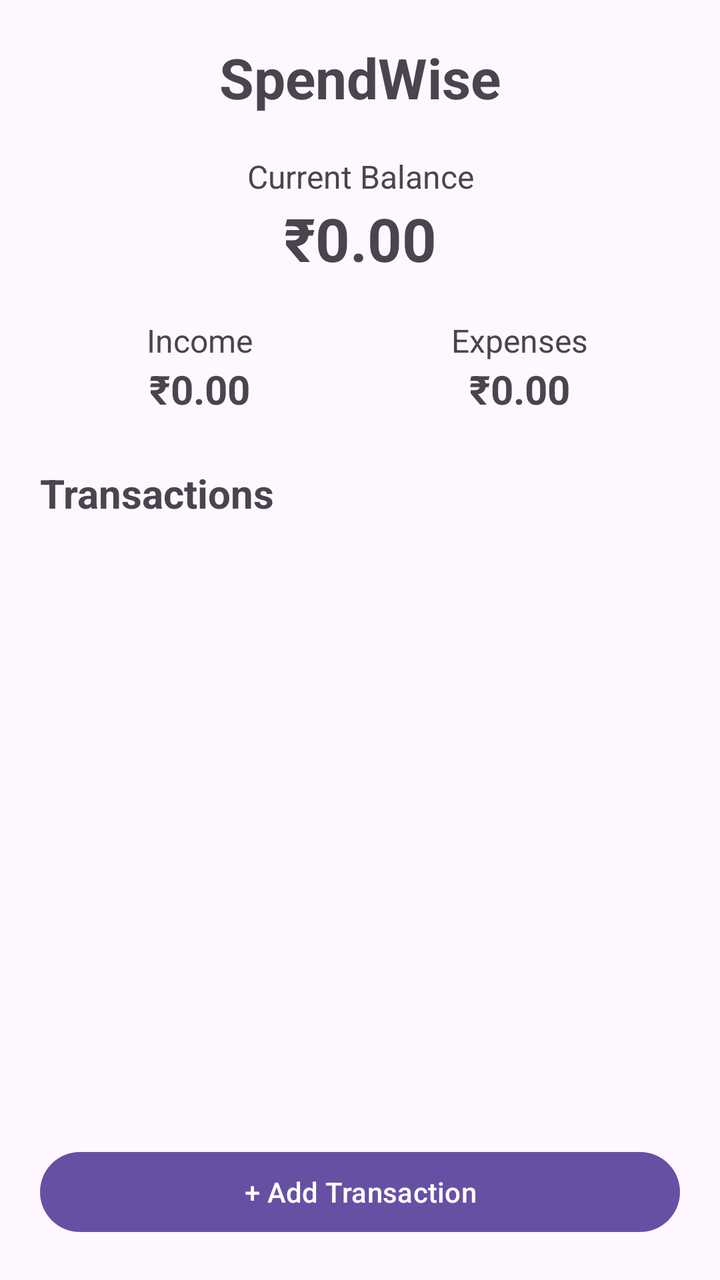
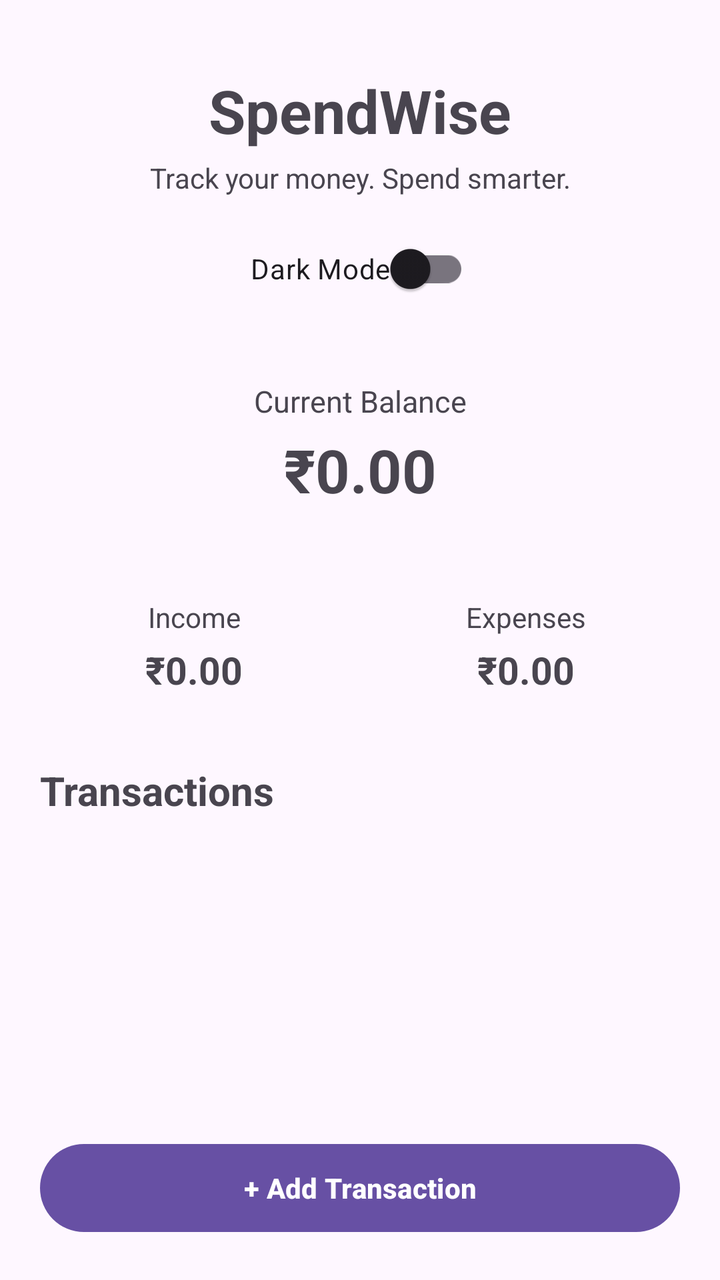

Two renders of the same Android screen: before a commit and after it. Below are the layout's source before the change and the commit's diff.
<!-- AndroidManifest.xml: application theme Theme.SpeedWise -->
<!-- res/layout/activity_main.xml -->
<?xml version="1.0" encoding="utf-8"?>
<LinearLayout xmlns:android="http://schemas.android.com/apk/res/android"
    android:layout_width="match_parent"
    android:layout_height="match_parent"
    android:orientation="vertical"
    android:padding="20dp">

    
    <TextView
        android:layout_width="match_parent"
        android:layout_height="wrap_content"
        android:text="SpendWise"
        android:textSize="28sp"
        android:textStyle="bold"
        android:gravity="center"
        android:layout_marginBottom="20dp" />

    
    <TextView
        android:layout_width="match_parent"
        android:layout_height="wrap_content"
        android:text="Current Balance"
        android:textSize="16sp"
        android:gravity="center" />

    <TextView
        android:id="@+id/tvBalance"
        android:layout_width="match_parent"
        android:layout_height="wrap_content"
        android:text="₹0.00"
        android:textSize="30sp"
        android:textStyle="bold"
        android:gravity="center"
        android:layout_marginBottom="20dp" />

    
    <LinearLayout
        android:layout_width="match_parent"
        android:layout_height="wrap_content"
        android:orientation="horizontal"
        android:weightSum="2">

        
        <LinearLayout
            android:layout_width="0dp"
            android:layout_height="wrap_content"
            android:layout_weight="1"
            android:orientation="vertical"
            android:gravity="center">

            <TextView
                android:layout_width="wrap_content"
                android:layout_height="wrap_content"
                android:text="Income"
                android:textSize="16sp" />

            <TextView
                android:id="@+id/tvIncome"
                android:layout_width="wrap_content"
                android:layout_height="wrap_content"
                android:text="₹0.00"
                android:textSize="20sp"
                android:textStyle="bold" />

        </LinearLayout>

        
        <LinearLayout
            android:layout_width="0dp"
            android:layout_height="wrap_content"
            android:layout_weight="1"
            android:orientation="vertical"
            android:gravity="center">

            <TextView
                android:layout_width="wrap_content"
                android:layout_height="wrap_content"
                android:text="Expenses"
                android:textSize="16sp" />

            <TextView
                android:id="@+id/tvExpenses"
                android:layout_width="wrap_content"
                android:layout_height="wrap_content"
                android:text="₹0.00"
                android:textSize="20sp"
                android:textStyle="bold" />

        </LinearLayout>

    </LinearLayout>

    
    <TextView
        android:layout_width="match_parent"
        android:layout_height="wrap_content"
        android:text="Transactions"
        android:textSize="20sp"
        android:textStyle="bold"
        android:layout_marginTop="25dp"
        android:layout_marginBottom="10dp" />

    <androidx.recyclerview.widget.RecyclerView
        android:id="@+id/recyclerTransactions"
        android:layout_width="match_parent"
        android:layout_height="0dp"
        android:layout_weight="1" />

    
    <Button
        android:id="@+id/btnAddTransaction"
        android:layout_width="match_parent"
        android:layout_height="wrap_content"
        android:text="+ Add Transaction"
        android:layout_marginTop="15dp" />

</LinearLayout>
<!-- resources referenced by this layout -->
<resources>
  <style name="Theme.SpeedWise" parent="Base.Theme.SpeedWise" />
  <style name="Base.Theme.SpeedWise" parent="Theme.Material3.DayNight.NoActionBar">
          
          
      </style>
</resources>

<!-- the commit's change to res/layout/activity_main.xml (unified diff, before → after) -->
@@ -1,117 +1,183 @@
 <?xml version="1.0" encoding="utf-8"?>
-<LinearLayout xmlns:android="http://schemas.android.com/apk/res/android"
+<LinearLayout
+    xmlns:android="http://schemas.android.com/apk/res/android"
+    xmlns:app="http://schemas.android.com/apk/res-auto"
+
     android:layout_width="match_parent"
     android:layout_height="match_parent"
     android:orientation="vertical"
-    android:padding="20dp">
+
+    android:paddingStart="20dp"
+    android:paddingEnd="20dp"
+    android:paddingTop="35dp"
+    android:paddingBottom="20dp">
 
     
+
     <TextView
         android:layout_width="match_parent"
         android:layout_height="wrap_content"
         android:text="SpendWise"
-        android:textSize="28sp"
+        android:textSize="30sp"
         android:textStyle="bold"
         android:gravity="center"
-        android:layout_marginBottom="20dp" />
+        android:layout_marginBottom="4dp" />
 
     
+
     <TextView
         android:layout_width="match_parent"
         android:layout_height="wrap_content"
-        android:text="Current Balance"
-        android:textSize="16sp"
-        android:gravity="center" />
+        android:text="Track your money. Spend smarter."
+        android:textSize="14sp"
+        android:gravity="center"
+        android:layout_marginBottom="12dp" />
 
-    <TextView
-        android:id="@+id/tvBalance"
+    
+
+    <com.google.android.material.switchmaterial.SwitchMaterial
+        android:id="@+id/switchTheme"
+        android:layout_width="wrap_content"
+        android:layout_height="wrap_content"
+        android:layout_gravity="center"
+        android:text="Dark Mode"
+        android:textSize="14sp"
+        android:layout_marginBottom="16dp"
+        app:useMaterialThemeColors="true" />
+
+    
+
+    <LinearLayout
         android:layout_width="match_parent"
         android:layout_height="wrap_content"
-        android:text="₹0.00"
-        android:textSize="30sp"
-        android:textStyle="bold"
+        android:orientation="vertical"
         android:gravity="center"
-        android:layout_marginBottom="20dp" />
+        android:padding="16dp"
+        android:layout_marginBottom="14dp">
+
+        <TextView
+            android:layout_width="match_parent"
+            android:layout_height="wrap_content"
+            android:text="Current Balance"
+            android:textSize="15sp"
+            android:gravity="center"
+            android:layout_marginBottom="4dp" />
+
+        <TextView
+            android:id="@+id/tvBalance"
+            android:layout_width="match_parent"
+            android:layout_height="wrap_content"
+            android:text="₹0.00"
+            android:textSize="30sp"
+            android:textStyle="bold"
+            android:gravity="center" />
+
+    </LinearLayout>
 
     
+
     <LinearLayout
         android:layout_width="match_parent"
         android:layout_height="wrap_content"
         android:orientation="horizontal"
-        android:weightSum="2">
+        android:weightSum="2"
+        android:layout_marginBottom="10dp">
 
         
+
         <LinearLayout
             android:layout_width="0dp"
             android:layout_height="wrap_content"
             android:layout_weight="1"
             android:orientation="vertical"
-            android:gravity="center">
+            android:gravity="center"
+            android:padding="14dp"
+            android:layout_marginEnd="6dp">
 
             <TextView
-                android:layout_width="wrap_content"
+                android:layout_width="match_parent"
                 android:layout_height="wrap_content"
                 android:text="Income"
-                android:textSize="16sp" />
+                android:textSize="14sp"
+                android:gravity="center"
+                android:layout_marginBottom="4dp" />
 
             <TextView
                 android:id="@+id/tvIncome"
-                android:layout_width="wrap_content"
+                android:layout_width="match_parent"
                 android:layout_height="wrap_content"
                 android:text="₹0.00"
-                android:textSize="20sp"
-                android:textStyle="bold" />
+                android:textSize="19sp"
+                android:textStyle="bold"
+                android:gravity="center"
+                android:singleLine="true" />
 
         </LinearLayout>
 
         
+
         <LinearLayout
             android:layout_width="0dp"
             android:layout_height="wrap_content"
             android:layout_weight="1"
             android:orientation="vertical"
-            android:gravity="center">
+            android:gravity="center"
+            android:padding="14dp"
+            android:layout_marginStart="6dp">
 
             <TextView
-                android:layout_width="wrap_content"
+                android:layout_width="match_parent"
                 android:layout_height="wrap_content"
                 android:text="Expenses"
-                android:textSize="16sp" />
+                android:textSize="14sp"
+                android:gravity="center"
+                android:layout_marginBottom="4dp" />
 
             <TextView
                 android:id="@+id/tvExpenses"
-                android:layout_width="wrap_content"
+                android:layout_width="match_parent"
                 android:layout_height="wrap_content"
                 android:text="₹0.00"
-                android:textSize="20sp"
-                android:textStyle="bold" />
+                android:textSize="19sp"
+                android:textStyle="bold"
+                android:gravity="center"
+                android:singleLine="true" />
 
         </LinearLayout>
 
     </LinearLayout>
 
     
+
     <TextView
         android:layout_width="match_parent"
         android:layout_height="wrap_content"
         android:text="Transactions"
         android:textSize="20sp"
         android:textStyle="bold"
-        android:layout_marginTop="25dp"
-        android:layout_marginBottom="10dp" />
+        android:layout_marginTop="10dp"
+        android:layout_marginBottom="8dp" />
+
+    
 
     <androidx.recyclerview.widget.RecyclerView
         android:id="@+id/recyclerTransactions"
         android:layout_width="match_parent"
         android:layout_height="0dp"
-        android:layout_weight="1" />
+        android:layout_weight="1"
+        android:clipToPadding="false"
+        android:paddingBottom="8dp" />
 
     
+
     <Button
         android:id="@+id/btnAddTransaction"
         android:layout_width="match_parent"
         android:layout_height="wrap_content"
         android:text="+ Add Transaction"
-        android:layout_marginTop="15dp" />
+        android:textSize="14sp"
+        android:textStyle="bold"
+        android:layout_marginTop="8dp"
+        android:minHeight="52dp" />
 
 </LinearLayout>
